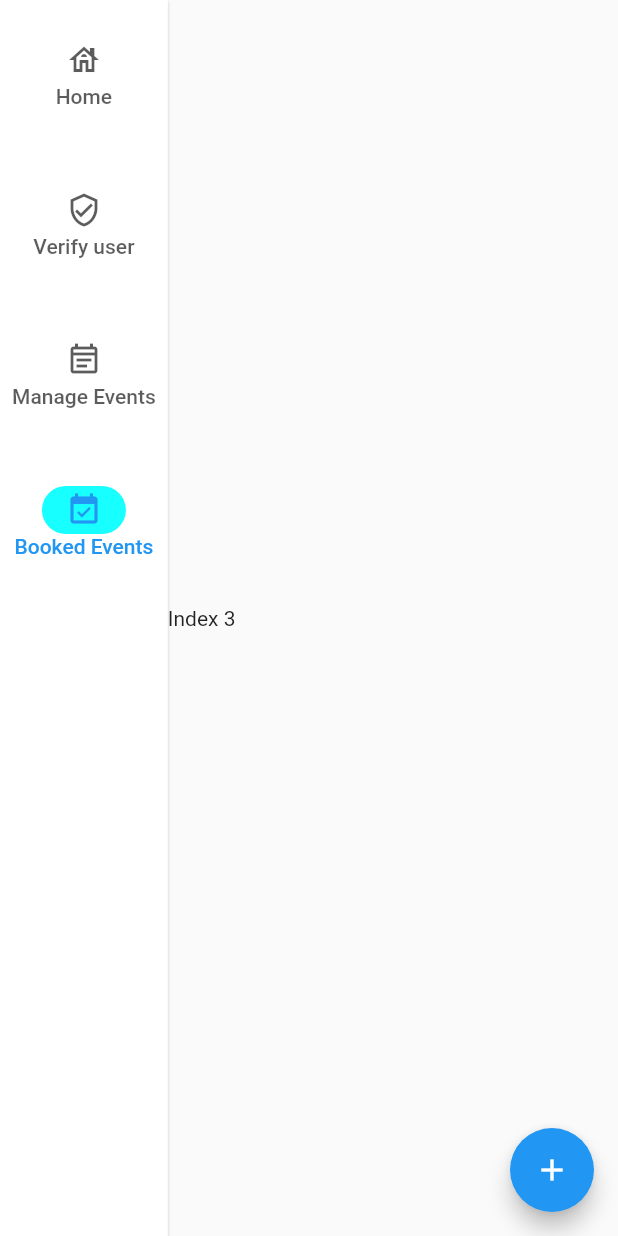
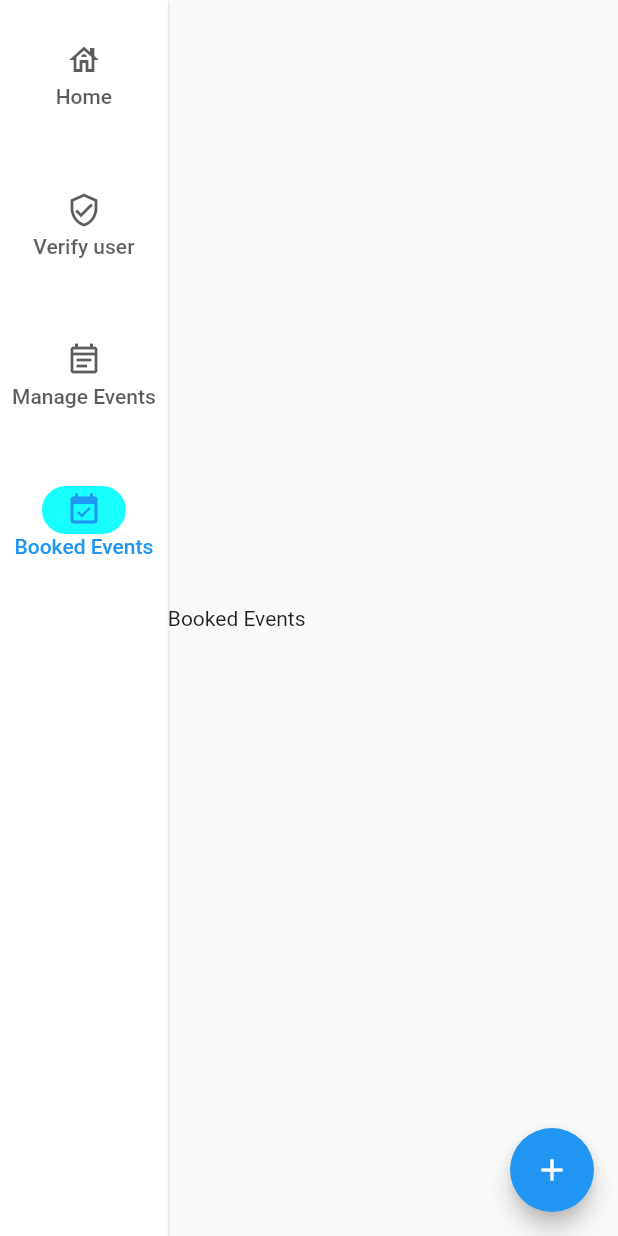
Before and after one commit to njogubless/webdashboard, a Flutter app: the screen it shows after launch, after a tap on "Verify user", after a tap on "Manage Events", after a tap on "Booked Events", on a phone screen of 412 x 824 dp. Run offline on Flutter 3.47's test engine with Material 2 defaults, Android fonts, the phone set to English and light mode, and no system bars.

Commit message:
Add sections

```diff
--- /dev/null
+++ b/lib/sections/booked_events/booked_events.dart
@@ -0,0 +1,18 @@
+import 'package:flutter/material.dart';
+
+class BookedEvents extends StatelessWidget {
+  const BookedEvents({super.key});
+
+  @override
+  Widget build(BuildContext context) {
+    return Flexible(
+      child: SingleChildScrollView(
+        child: Column(
+          children: const [
+            Text('Booked Events'),
+          ],
+        ),
+      ),
+    );
+  }
+}
--- a/lib/sections/home_page.dart
+++ b/lib/sections/home_page.dart
@@ -1,4 +1,7 @@
 import 'package:flutter/material.dart';
+import 'package:hikers_dash/sections/booked_events/booked_events.dart';
+import 'package:hikers_dash/sections/manage_events/manage_events.dart';
+import 'package:hikers_dash/sections/verify_users/verify_users.dart';
 
 class MyHomePage extends StatefulWidget {
   const MyHomePage({super.key, required this.title});
@@ -11,6 +14,25 @@ class MyHomePage extends StatefulWidget {
 
 class _MyHomePageState extends State<MyHomePage> {
   int _selectedIndex = 0;
+
+  Widget _showSection(int index) {
+    switch (index) {
+      case 0:
+        return const Center(
+          child: Text('Home'),
+        );
+      case 1:
+        return const VerifyUsers();
+      case 2:
+        return const ManageEvents();
+      case 3:
+        return const BookedEvents();
+      default:
+        return const Center(
+          child: Text('Home'),
+        );
+    }
+  }
 
   @override
   Widget build(BuildContext context) {
@@ -50,7 +72,7 @@ class _MyHomePageState extends State<MyHomePage> {
             ],
             selectedIndex: _selectedIndex,
           ),
-          Flexible(child: Text('Index $_selectedIndex')),
+          _showSection(_selectedIndex),
         ],
       ),
       floatingActionButton: FloatingActionButton(
--- /dev/null
+++ b/lib/sections/manage_events/manage_events.dart
@@ -0,0 +1,18 @@
+import 'package:flutter/material.dart';
+
+class ManageEvents extends StatelessWidget {
+  const ManageEvents({super.key});
+
+  @override
+  Widget build(BuildContext context) {
+    return Flexible(
+      child: SingleChildScrollView(
+        child: Column(
+          children: const [
+            Text('Manage Events'),
+          ],
+        ),
+      ),
+    );
+  }
+}
--- /dev/null
+++ b/lib/sections/verify_users/verify_users.dart
@@ -0,0 +1,18 @@
+import 'package:flutter/material.dart';
+
+class VerifyUsers extends StatelessWidget {
+  const VerifyUsers({super.key});
+
+  @override
+  Widget build(BuildContext context) {
+    return Flexible(
+      child: SingleChildScrollView(
+        child: Column(
+          children: const [
+            Text('Verify Users'),
+          ],
+        ),
+      ),
+    );
+  }
+}
```
